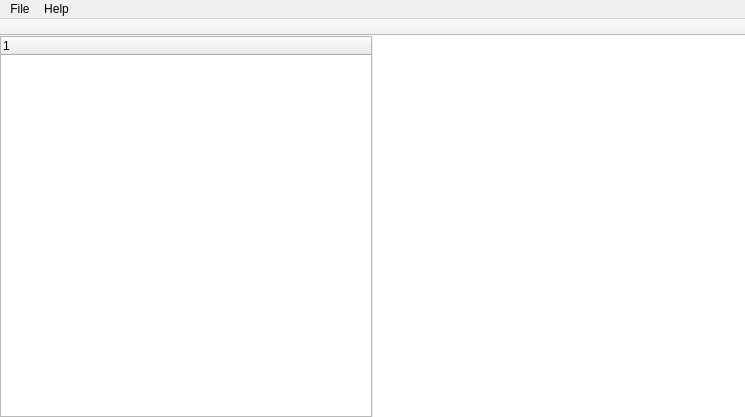
First picture: the form in src/main/designer/mainwindow.ui, repository dnkorpushov/libro, before the edit.
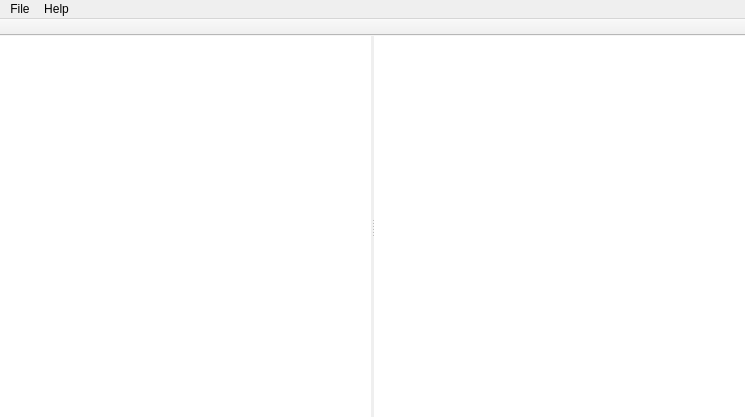
Second picture: the form after the edit. Icons and pictures are not drawn. Custom widgets are drawn as their Qt base class.

Patch:
```diff
--- a/src/main/designer/mainwindow.ui
+++ b/src/main/designer/mainwindow.ui
@@ -35,21 +35,22 @@
     </property>
     <item row="0" column="0">
      <widget class="QSplitter" name="splitter">
+      <property name="lineWidth">
+       <number>1</number>
+      </property>
       <property name="orientation">
        <enum>Qt::Horizontal</enum>
       </property>
       <property name="handleWidth">
-       <number>1</number>
+       <number>3</number>
       </property>
       <property name="childrenCollapsible">
        <bool>false</bool>
       </property>
-      <widget class="QTreeWidget" name="navTree">
-       <column>
-        <property name="text">
-         <string notr="true">1</string>
-        </property>
-       </column>
+      <widget class="NavListWidget" name="navList">
+       <property name="frameShape">
+        <enum>QFrame::NoFrame</enum>
+       </property>
       </widget>
       <widget class="BookTableView" name="bookTable">
        <property name="frameShape">
@@ -311,6 +312,11 @@
    <extends>QToolBar</extends>
    <header>.toolbar.h</header>
   </customwidget>
+  <customwidget>
+   <class>NavListWidget</class>
+   <extends>QListWidget</extends>
+   <header>.navlistwidget.h</header>
+  </customwidget>
  </customwidgets>
  <resources>
   <include location="resources.qrc"/>
```
